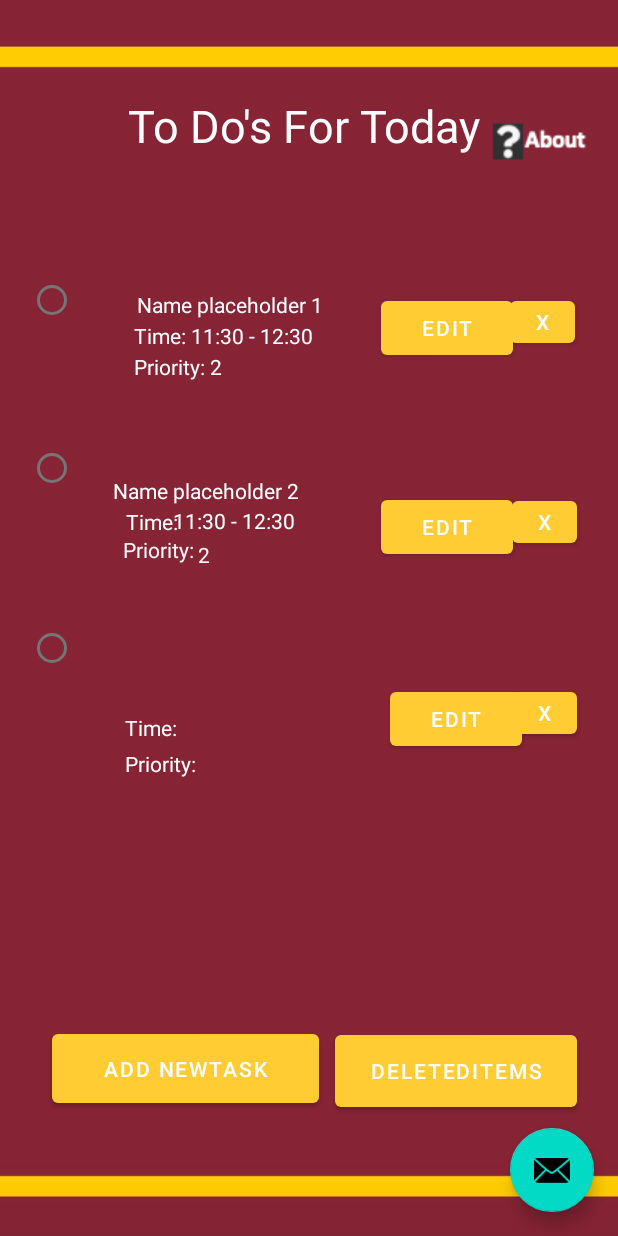
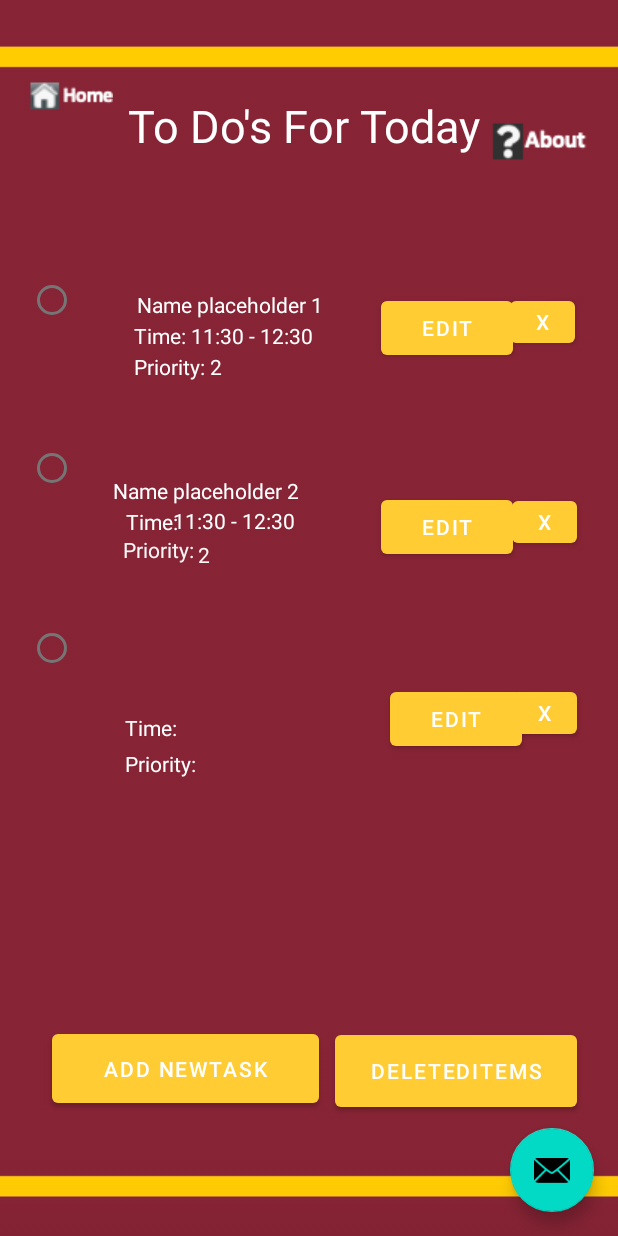
Before and after one commit to eliset2973/Schedule4U, an Android app: the ToDos screen opened directly, with no data from a screen before it, on a phone screen of 412 x 824 dp. Run offline under Robolectric (Android 15) with nearby library versions, the phone set to English and light mode, and no system bars.

Commit message:
add a button

```diff
--- a/Schedule4U/app/src/main/res/layout/activity_to_dos.xml
+++ b/Schedule4U/app/src/main/res/layout/activity_to_dos.xml
@@ -23,18 +23,9 @@
 
 
 
+
+
     ]]>
-
-    <ImageButton
-        android:id="@+id/homebutton10"
-        android:layout_width="92dp"
-        android:layout_height="wrap_content"
-        android:layout_marginStart="16dp"
-        android:layout_marginLeft="16dp"
-        android:layout_marginTop="48dp"
-        app:layout_constraintStart_toStartOf="parent"
-        app:layout_constraintTop_toTopOf="parent"
-        app:srcCompat="@drawable/homeimage" />
 
     <com.google.android.material.appbar.AppBarLayout
         android:id="@+id/appBarLayout5"
--- a/Schedule4U/app/src/main/res/layout/content_todos_items.xml
+++ b/Schedule4U/app/src/main/res/layout/content_todos_items.xml
@@ -21,6 +21,17 @@
 
 
         ]]>
+
+        <ImageButton
+            android:id="@+id/homebutton10"
+            android:layout_width="60dp"
+            android:layout_height="30dp"
+            android:layout_marginStart="16dp"
+            android:layout_marginLeft="16dp"
+            android:layout_marginTop="48dp"
+            app:layout_constraintStart_toStartOf="parent"
+            app:layout_constraintTop_toTopOf="parent"
+            app:srcCompat="@drawable/homeimage" />
 
         <TextView
             android:id="@+id/textView20"
```
